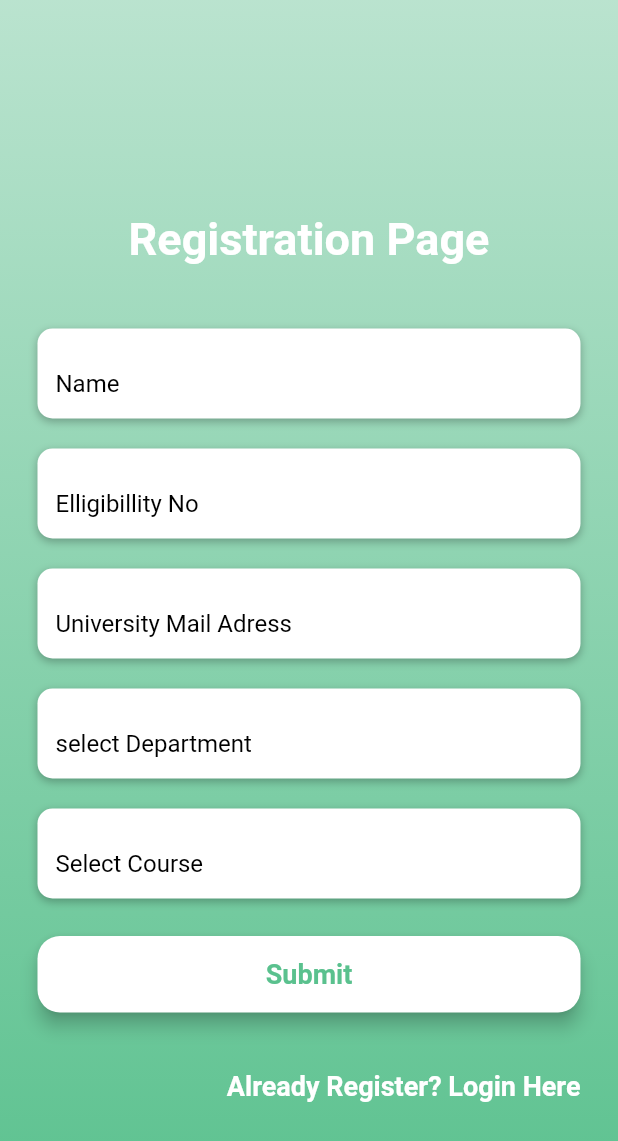
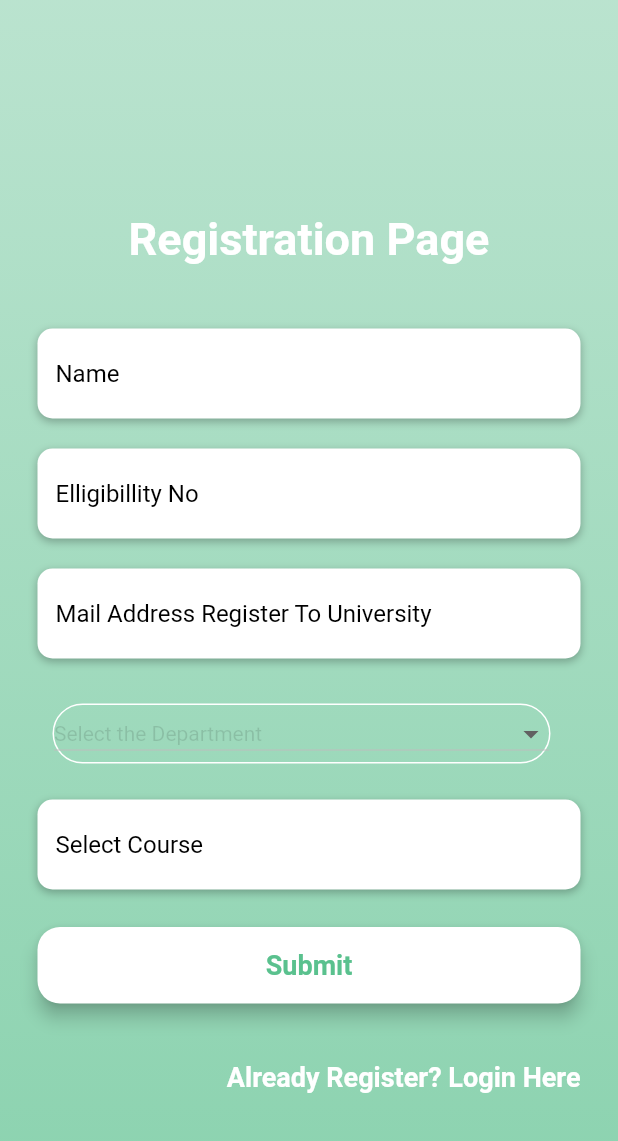
Before and after one commit to priyankasmhetre/SppuStudentApplicationFinal, a Flutter app: the screen it shows after launch, on a phone screen of 412 x 824 dp. Shown: the top 1141 px of the screen. Run offline on Flutter 3.47's test engine with Material 2 defaults, Android fonts, the phone set to English and light mode, and no system bars; our stand-ins replace flutter_svg.

Commit message:
Added department dropdown list

```diff
--- a/lib/Screens/CreateProfile.dart
+++ b/lib/Screens/CreateProfile.dart
@@ -8,6 +8,7 @@ class Createprofile extends StatefulWidget{
     return _CreateprofileState();
     }
 }
+
 class _CreateprofileState extends State<Createprofile>{
     String valueChoose;
     String valueChoosen;
--- a/lib/Screens/Registration_student.dart
+++ b/lib/Screens/Registration_student.dart
@@ -5,9 +5,9 @@ class Registration_student extends StatefulWidget{
   @override
   State<StatefulWidget> createState() {
     return student_State();
-
   }
 }
+
 Widget  buildName() {
   return Column(
     crossAxisAlignment: CrossAxisAlignment.start,
@@ -47,7 +47,7 @@ Widget  buildName() {
           ),
           decoration: InputDecoration(
             border: InputBorder.none,
-            contentPadding: EdgeInsets.only(left: 12, top: 14),
+            contentPadding: EdgeInsets.only(left: 12, ),
             hintText: "Name",
             hintStyle: TextStyle(
               color: Colors.black,
@@ -100,7 +100,7 @@ Widget  buildId(){
           ),
           decoration: InputDecoration(
             border: InputBorder.none,
-            contentPadding: EdgeInsets.only(left:12,top:14),
+            contentPadding: EdgeInsets.only(left:12,),
             hintText: "Elligibillity No",
             hintStyle: TextStyle(
               color: Colors.black,
@@ -153,8 +153,8 @@ Widget buildEmail  (){
           ),
           decoration: InputDecoration(
             border: InputBorder.none,
-            contentPadding: EdgeInsets.only(left:12,top:14),
-            hintText: "University Mail Adress",
+            contentPadding: EdgeInsets.only(left:12,),
+            hintText: "Mail Address Register To University",
             hintStyle: TextStyle(
               color: Colors.black,
 
@@ -170,6 +170,62 @@ Widget buildEmail  (){
 
 }
 Widget buildDepartment  (){
+  var valueChoose;
+  List listitem = [''
+      'Department of Electronic Science',
+    'Department of Instrumentation Science',
+    'Department Of Mathematics',
+    'Department of Environmental Sciences',
+    'Department of Zoology',
+    'Department of Biotechnology',
+    'Department of Geography',
+    'Department of Geology',
+    'Department of Physics',
+    'Department of Chemistry',
+    'Department of Botany',
+    'Department of Atmospheric and Space Sciences',
+    'Department of Statistics',
+    'Department of Computer Science',
+    'Department of Media and Communication Studies',
+    'Department of Microbiology',
+    'Interdisciplinary School of Health Sciences',
+    'School of Energy Studies',
+    'Interdisciplinary School of Scientific Computing',
+    'Institute of Bioinformatics Biotechnology IBB',
+    'Bioinformatics Centre',
+    'Centre for Information and Network Security CINS',
+    'Centre for Modeling and Simulation',
+    'School of Basic Medical Sciences',
+    'Department of Technology',
+    'Department of Commerce & Research Centre',
+    'Department of Management Science',
+    'Department Of Marathi',
+    'Department of Hindi',
+    'Department of English',
+    'Department of Sanskrit and Prakrit Languages',
+    'Department of Pali',
+    'Department of Dr. Babasaheb Ambedkar Studies',
+    'Centre for Advanced Studies in Sanskrit',
+    'Department of Economics',
+    'Department of History',
+    'Department of Philosophy',
+    'Department of Anthropology',
+    'Department of Psychology',
+    'Department of Politics and Public Administration',
+    'Department of Sociology',
+    'Department of Defence & Strategic Studies',
+    'Interdisciplinary School (Humanities and Social Science)',
+    'Krantijyoti Savitribai Phule Womens Studies Centre',
+    'Department of Lifelong Learning & Extension',
+    'Department of Law',
+    'Centre for Social Sciences and Humanities (CSSH)',
+    'Department of Education & Extension',
+    'Department of Physical Education',
+    'Centre for Performing Arts',
+    'Jayakar Library of Library & Information Science',
+    'Department of Library & Information Science',
+    'Department of Communication and Journalism',
+    'Skill Development Centre'];
   return Column(
     crossAxisAlignment: CrossAxisAlignment.start,
     children: <Widget>[
@@ -185,43 +241,59 @@ Widget buildDepartment  (){
           ),
         ),
       ),*/
+
       SizedBox(height: 10,),
       Container(
-        alignment: Alignment.centerLeft,
+      child: Column(
+      children: <Widget>[
+      Padding(
+      padding: const EdgeInsets.all(0.0),
+      child: Padding(
+      padding: const EdgeInsets.fromLTRB(10,10,20,4),
+      child: Container(
+      height: 40,
       decoration: BoxDecoration(
-            color: Colors.white,
-            borderRadius: BorderRadius.circular(10),
-            boxShadow: [
-              BoxShadow(
-                color: Colors.black26,
-                blurRadius: 4,
-                offset: Offset(0,2),
-              )
-            ]
+      borderRadius: BorderRadius.all(Radius.circular(20)),border: Border.all(width: 1.0,color: Colors.white)
       ),
-        height: 60,
-        child: TextField(
-          keyboardType: TextInputType.emailAddress,
+      child: DropdownButton(
+      hint: Text("Select the Department",
       style: TextStyle(
-            color: Colors.black87,
+      color:Colors.black12,
+  ),),
+  icon: Icon(Icons.arrow_drop_down),
+  isExpanded: true,
+  style: TextStyle(
+  color: Colors.black,
+  fontSize: 14,
   ),
-          decoration: InputDecoration(
-            border: InputBorder.none,
-            contentPadding: EdgeInsets.only(left:12,top:14),
-            hintText: "select Department",
-            hintStyle: TextStyle(
-              color: Colors.black,
-
+  value: valueChoose,
+  onChanged: (newValue){
+  setState(() {
+  valueChoose = newValue;
+  });
+  },
+  items: listitem.map((valueitem) {
+  return DropdownMenuItem(
+  value: valueitem,
+  child: Text(valueitem),
+  );
+  }).toList(),
   ),
   ),
   ),
 
   ),
 
+
   ],
-
+  )
+  )
+  ]
   );
 
+}
+
+void setState(Null Function() param0) {
 }
 Widget buildCourse(){
   return Column(
@@ -261,7 +333,7 @@ Widget buildCourse(){
           ),
           decoration: InputDecoration(
             border: InputBorder.none,
-            contentPadding: EdgeInsets.only(left:12,top:14),
+            contentPadding: EdgeInsets.only(left:12,),
             hintText: "Select Course",
             hintStyle: TextStyle(
               color: Colors.black,
@@ -283,6 +355,7 @@ Widget Loginbutton()
     padding: EdgeInsets.symmetric(vertical: 25),
     width: double.infinity,
 
+    // ignore: deprecated_member_use
     child: RaisedButton(
       elevation: 5,
       onPressed: ()=>print("Submit"),
@@ -332,9 +405,12 @@ Widget forgotbutton()
 class student_State extends State<Registration_student> {
   @override
   Widget build(BuildContext context){
-    return Scaffold(
-        body: AnnotatedRegion <SystemUiOverlayStyle>(
-            value: SystemUiOverlayStyle.light,
+    final _screenSize = MediaQuery.of(context).size;
+    // TODO: implement build
+    return  Scaffold(
+      body:SingleChildScrollView(
+          child: Container(
+          height: _screenSize.height * 2.0,
             child: GestureDetector(
               child: Stack(
                 children:<Widget> [
@@ -411,7 +487,8 @@ class student_State extends State<Registration_student> {
 
 
 
-    );
+    ));
+
 
 
 
```
Lines whose indentation alone changed are shown as unchanged.
